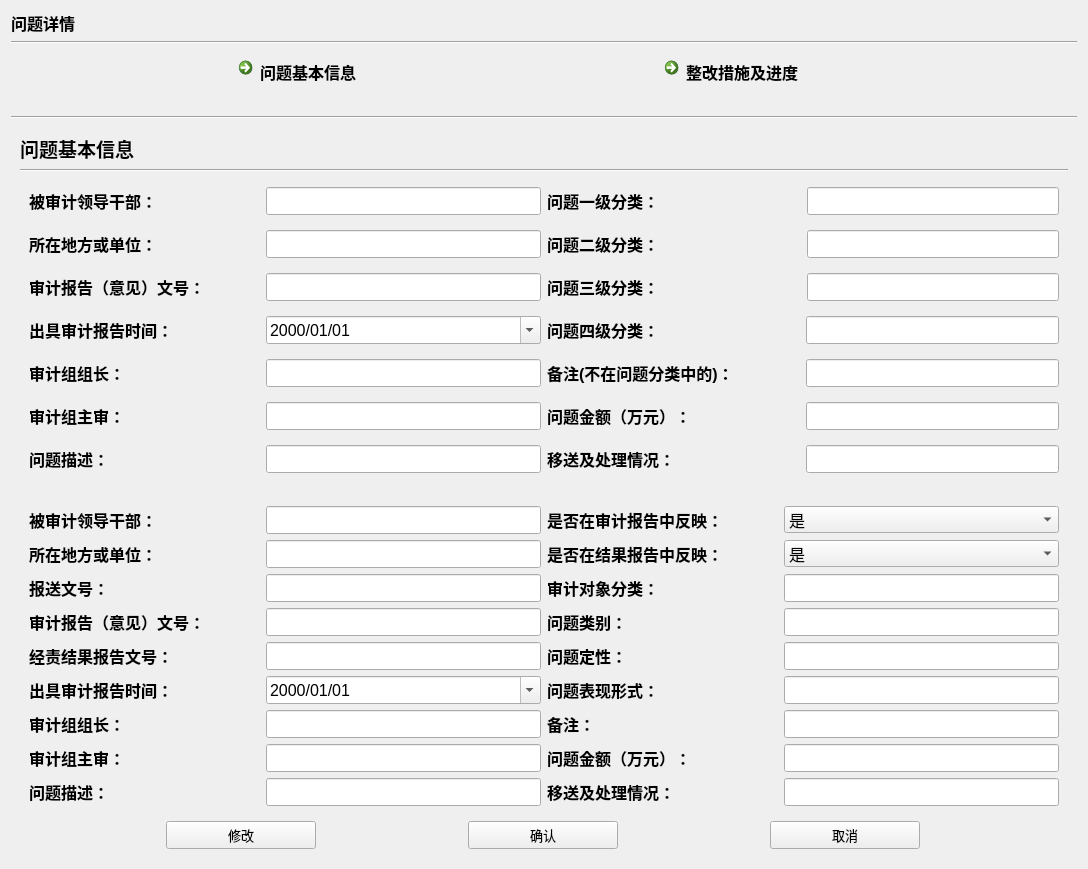
Qt form ui_dir/quedetail.ui (wind-sword/Audit) before a commit.
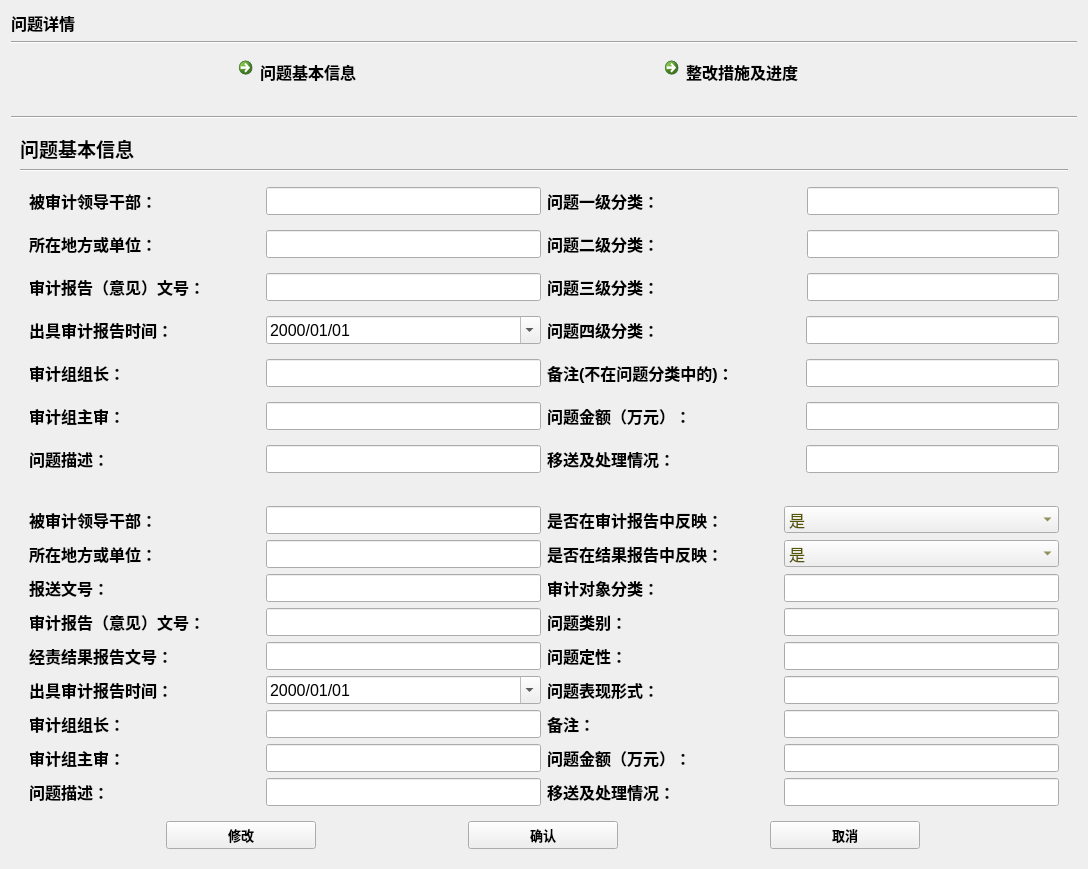
The same form after that commit.

```diff
--- a/ui_dir/quedetail.ui
+++ b/ui_dir/quedetail.ui
@@ -786,6 +786,9 @@
                 <pointsize>12</pointsize>
                </font>
               </property>
+              <property name="styleSheet">
+               <string notr="true">color:rgb(85, 85, 0)</string>
+              </property>
               <item>
                <property name="text">
                 <string>是</string>
@@ -907,6 +910,9 @@
                 <pointsize>12</pointsize>
                </font>
               </property>
+              <property name="styleSheet">
+               <string notr="true">color:rgb(85, 85, 0)</string>
+              </property>
               <item>
                <property name="text">
                 <string>是</string>
@@ -1452,7 +1458,10 @@
            </property>
            <property name="font">
             <font>
+             <family>Agency FB</family>
              <pointsize>10</pointsize>
+             <weight>75</weight>
+             <bold>true</bold>
             </font>
            </property>
            <property name="text">
@@ -1476,7 +1485,10 @@
            </property>
            <property name="font">
             <font>
+             <family>Agency FB</family>
              <pointsize>10</pointsize>
+             <weight>75</weight>
+             <bold>true</bold>
             </font>
            </property>
            <property name="text">
@@ -1500,7 +1512,10 @@
            </property>
            <property name="font">
             <font>
+             <family>Agency FB</family>
              <pointsize>10</pointsize>
+             <weight>75</weight>
+             <bold>true</bold>
             </font>
            </property>
            <property name="text">
```
